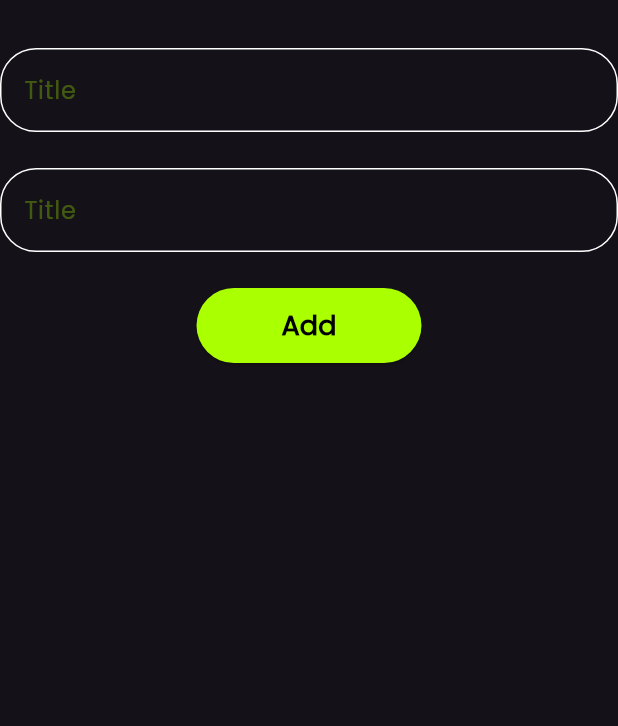
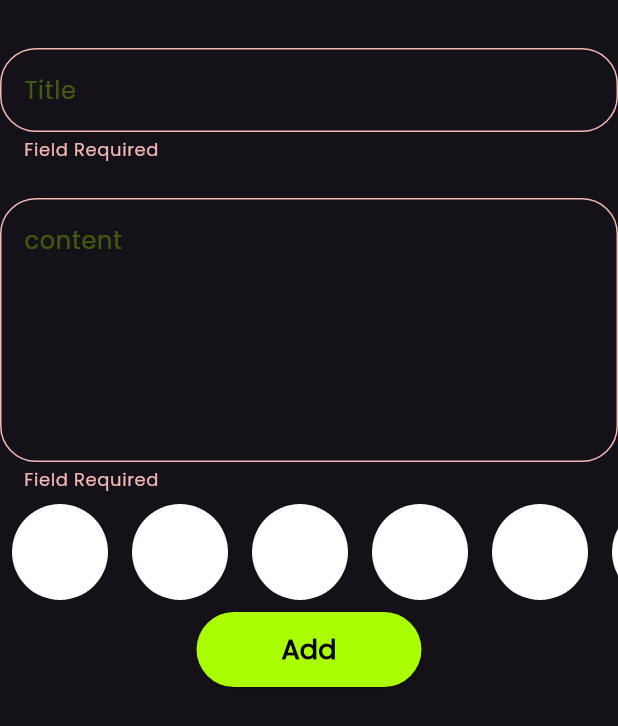
Before and after one commit to seraj123/note_app_vsc, a Flutter app: the AddNoteForm widget shown alone on an empty page, opened directly, after a tap on "Add", on a phone screen of 412 x 824 dp. Shown: the top 726 px of the screen. Run offline on Flutter 3.47's test engine with Material 3 defaults, Android fonts, the phone set to English and light mode, and no system bars; our stand-ins replace bloc, flutter_bloc, font_awesome_flutter, hive, hive_flutter; accounts and stored records are empty.

Commit message:
create colors part 1

```diff
--- a/lib/model/note_model.dart
+++ b/lib/model/note_model.dart
@@ -4,9 +4,9 @@ part 'note_model.g.dart';
 @HiveType(typeId:0)
 class NoteModel extends HiveObject {
   @HiveField(0)
-  final String title;
+   String title;
   @HiveField(1)
-  final String subtitle;
+   String subtitle;
   @HiveField(2)
   final String data;
   @HiveField(3)
--- a/lib/simpel_bloc_obsrver.dart
+++ b/lib/simpel_bloc_obsrver.dart
@@ -3,17 +3,17 @@ import 'package:flutter/material.dart';
 class SimpleBlocObserver implements BlocObserver {
   @override
   void onChange(BlocBase<dynamic> bloc, Change<dynamic> change) {
-    debugPrint("change ${bloc.runtimeType} $Change");
+    debugPrint("change = $change");
   }
 
   @override
   void onClose(BlocBase<dynamic> bloc) {
-    // TODO: implement onClose
+    debugPrint("onClose = $bloc");
   }
 
   @override
   void onCreate(BlocBase<dynamic> bloc) {
-    // TODO: implement onCreate
+    debugPrint("onCreate = $bloc");
   }
 
   @override
--- a/lib/widgets/add_note_form.dart
+++ b/lib/widgets/add_note_form.dart
@@ -1,6 +1,11 @@
 import 'package:flutter/material.dart';
+import 'package:flutter_app/model/note_model.dart';
+import 'package:flutter_bloc/flutter_bloc.dart';
+import 'package:intl/intl.dart';
+import '../cubits/add_note_cubit/add_note_cubit.dart';
+import 'custom_button.dart';
+import 'custom_text_field.dart';
 
-import 'custom_text_field.dart';
 class AddNoteForm extends StatefulWidget {
   const AddNoteForm({super.key});
 
@@ -12,6 +17,8 @@ class AddNoteFormState extends State<AddNoteForm> {
   final GlobalKey<FormState> formKey = GlobalKey<FormState>();
   AutovalidateMode autoValidateMode = AutovalidateMode.disabled;
   String? title, content;
+  bool isLoadings = false;
+
   @override
   Widget build(BuildContext context) {
     return Form(
@@ -27,33 +34,64 @@ class AddNoteFormState extends State<AddNoteForm> {
             hint: "content",
             maxLines: 6,
           ),
-          const SizedBox(height: 24),
-          ElevatedButton(
-            onPressed: (){
-              if(formKey.currentState!.validate()) {
-                formKey.currentState!.save();
-              }else{
-                autoValidateMode = AutovalidateMode.always;
-                setState(() {});
+          ColorsListView(),
 
-
-              }
+          BlocBuilder<AddNoteCubit, AddNoteState>(
+            builder: (context, state) {
+              return CustomButton(
+                isLoading: state is AddNoteLoading ? true : false,
+                onPressed: () {
+                  if (formKey.currentState!.validate()) {
+                    formKey.currentState!.save();
+                    var currentDate = DateTime.now();
+                    var formatedDate = DateFormat(
+                      "yyyy-mm-dd ",
+                    ).format(currentDate);
+                    var noteModel = NoteModel(
+                      title: title!,
+                      subtitle: content!,
+                      data: formatedDate.toString(),
+                      color: const Color(0xffaaff00).toARGB32(),
+                    );
+                    BlocProvider.of<AddNoteCubit>(context).addNote(noteModel);
+                  } else {
+                    autoValidateMode = AutovalidateMode.always;
+                    setState(() {});
+                  }
+                },
+              );
             },
-            style: const ButtonStyle(
-              fixedSize: WidgetStatePropertyAll(Size(150, 50)),
-              backgroundColor: WidgetStatePropertyAll(Color(0xffaaff00)),
-            ),
-            child: const Text(
-              "Add",
-              style: TextStyle(
-                color: Colors.black,
-                fontSize: 18,
-                fontWeight: FontWeight.bold,
-              ),
-            ),
           ),
+          SizedBox(height: 40),
         ],
       ),
     );
   }
 }
+
+class ColorItem extends StatelessWidget {
+  const ColorItem({super.key});
+
+  @override
+  Widget build(BuildContext context) {
+    return Padding(
+      padding: const EdgeInsets.all(8.0),
+      child: CircleAvatar(backgroundColor: Colors.white, radius: 32),
+    );
+  }
+}
+
+class ColorsListView extends StatelessWidget {
+  const ColorsListView({super.key});
+
+  @override
+  Widget build(BuildContext context) {
+    return  SizedBox(
+      height: 32 * 2.5,
+      child: ListView.builder(
+        scrollDirection: Axis.horizontal,
+        itemCount: 10,
+          itemBuilder: (context, index) => ColorItem()),
+    );
+  }
+}
--- a/lib/widgets/custom_text_field.dart
+++ b/lib/widgets/custom_text_field.dart
@@ -2,17 +2,31 @@ import 'package:flutter/material.dart';
 import 'package:flutter_app/constance.dart';
 
 class CustomTextField extends StatelessWidget {
-  const CustomTextField({super.key});
-
+  const CustomTextField( {super.key, this.onChanged,required this.hint,  this.maxLines = 1, this.onSaved});
+final String hint;
+final int maxLines;
+final  void Function(String?)? onSaved;
+final void Function(String?)? onChanged;
   @override
   Widget build(BuildContext context) {
-    return TextField(
+    return TextFormField(
+      onChanged: onChanged,
+      onSaved: onSaved,
+      validator: (value) {
+        if (value?.isEmpty ?? true) {
+          return "Field Required";
+      }else{
+          return null;
+        }
+      },
+      style: TextStyle(color: kPrimaryColor),
+      maxLines: maxLines,
       cursorColor: kPrimaryColor,
       decoration: InputDecoration(
         border: buildOutlineInputBorder(),
         enabledBorder: buildOutlineInputBorder(),
         focusedBorder: buildOutlineInputBorder(Color(0xffaaff00)),
-        hintText: "Title", hintStyle: TextStyle(color: kPrimaryColor.withValues(alpha: 0.3))
+        hintText: hint, hintStyle: TextStyle(color: kPrimaryColor.withValues(alpha: 0.3)),
       )
     );
   }
--- a/pubspec.yaml
+++ b/pubspec.yaml
@@ -39,6 +39,10 @@ dependencies:
   hive: ^2.2.3
   isar_flutter_libs: ^4.0.0-dev.13
   path_provider: ^2.1.0
+  flutter_bloc: ^9.1.1
+  bloc: ^9.1.0
+  modal_progress_hud_nsn: ^0.5.0
+  intl: ^0.20.2
 
 dev_dependencies:
   flutter_test:
```
Also changed, not shown: lib/cubits/notes_cubits/notes_cubit.dart (+4 -9 lines), lib/cubits/notes_cubits/notes_state.dart (+1 -8 lines), lib/main.dart (+10 -13 lines), lib/views/edit_note_view.dart (+4 -4 lines), lib/views/notes_view.dart (+17 -0 lines), lib/widgets/add_notes_bottom_sheet.dart (+8 -3 lines), lib/widgets/edit_notes_view_body.dart (+41 -11 lines), lib/widgets/notes_list_view.dart (+16 -6 lines), pubspec.lock, 5 other files.
